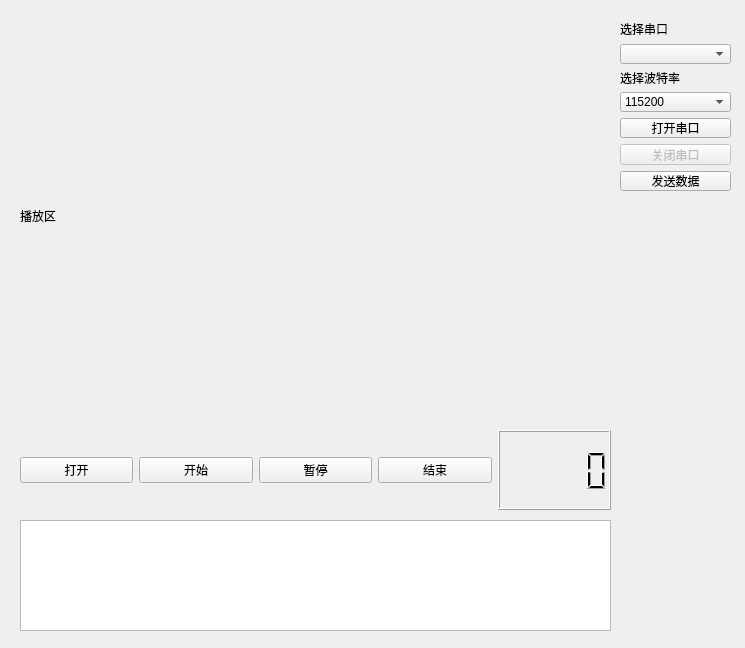
Above: set.ui from godnative/cap2fpga before the change. Below: the same form after it.
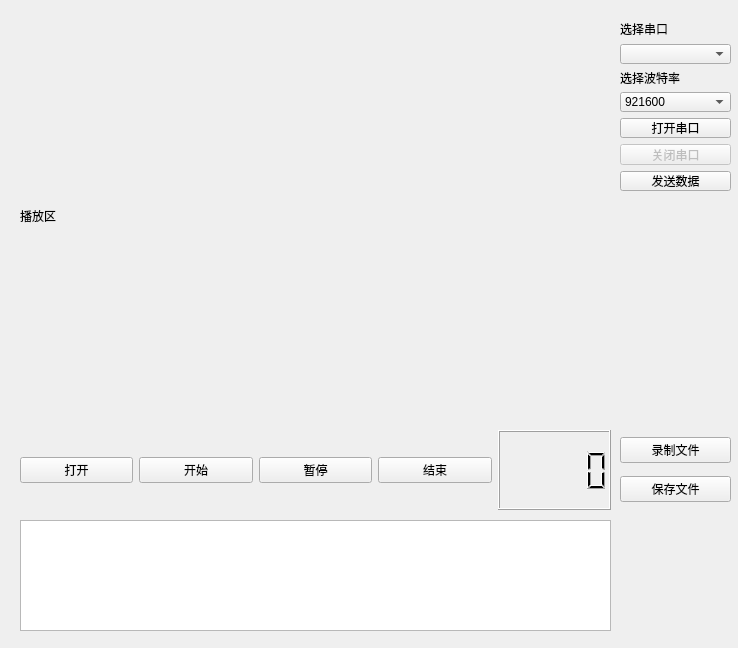
That is the form after the change.

Commit message: 保存文件

What changed in the file:
```diff
--- a/set.ui
+++ b/set.ui
@@ -6,7 +6,7 @@
    <rect>
     <x>0</x>
     <y>0</y>
-    <width>745</width>
+    <width>738</width>
     <height>648</height>
    </rect>
   </property>
@@ -117,8 +117,13 @@
     <item>
      <widget class="QComboBox" name="cb_selectbaud">
       <property name="currentText">
-       <string>115200</string>
+       <string>921600</string>
       </property>
+      <item>
+       <property name="text">
+        <string>921600</string>
+       </property>
+      </item>
       <item>
        <property name="text">
         <string>115200</string>
@@ -177,6 +182,32 @@
     </rect>
    </property>
   </widget>
+  <widget class="QWidget" name="verticalLayoutWidget_3">
+   <property name="geometry">
+    <rect>
+     <x>620</x>
+     <y>430</y>
+     <width>111</width>
+     <height>80</height>
+    </rect>
+   </property>
+   <layout class="QVBoxLayout" name="verticalLayout_3">
+    <item>
+     <widget class="QPushButton" name="bt_record">
+      <property name="text">
+       <string>录制文件</string>
+      </property>
+     </widget>
+    </item>
+    <item>
+     <widget class="QPushButton" name="bt_savecoe">
+      <property name="text">
+       <string>保存文件</string>
+      </property>
+     </widget>
+    </item>
+   </layout>
+  </widget>
  </widget>
  <resources/>
  <connections/>
```
The commit also changes 3 other files.
